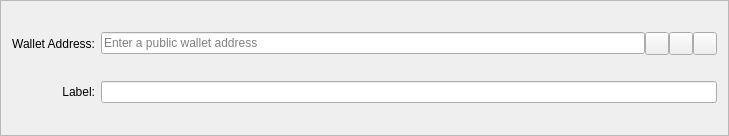
Qt form src/qt/forms/multisigaddressentry.ui (duality-solutions/Dynamic) before a commit.
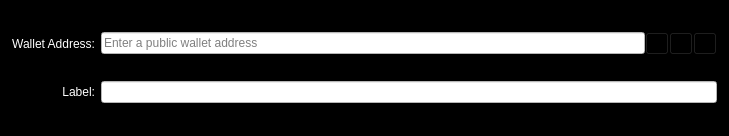
The same form after that commit. Icons and pictures are not drawn. Custom widgets are drawn as their Qt base class.

Patch:
```diff
--- a/src/qt/forms/multisigaddressentry.ui
+++ b/src/qt/forms/multisigaddressentry.ui
@@ -13,6 +13,10 @@
     <property name="windowTitle">
       <string>Form</string>
     </property>
+  <property name="styleSheet">
+   <string notr="true">background-color: rgb(0, 0, 0);
+color: rgb(255, 255, 255);</string>
+  </property>
     <property name="frameShape">
       <enum>QFrame::StyledPanel</enum>
     </property>
@@ -43,6 +47,10 @@
               <property name="toolTip">
                 <string>The public wallet address</string>
               </property>
+       <property name="styleSheet">
+        <string notr="true">background-color: rgb(255, 255, 255);
+color: rgb(0, 0, 0);</string>
+       </property>
               <property name="placeholderText">
                 <string>Enter a public wallet address</string>
               </property>
@@ -122,6 +130,10 @@
           <property name="toolTip">
             <string>Address associated to the public key</string>
           </property>
+     <property name="styleSheet">
+      <string notr="true">background-color: rgb(255, 255, 255);
+color: rgb(0, 0, 0);</string>
+     </property>
           <property name="readOnly">
             <bool>true</bool>
           </property>
```
Left out of the diff: 30 changed lines with no effect on the pictures. Lines whose indentation alone changed are shown as unchanged.
